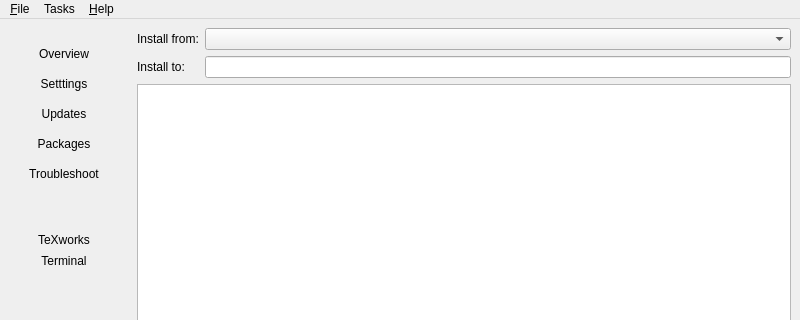
Old version of the form Programs/MiKTeX/Console/Qt/mainwindow.ui in the repository MiKTeX/miktex; both pictures show x 0 to 800 and y 0 to 320 of the 800 by 818 pixel window.
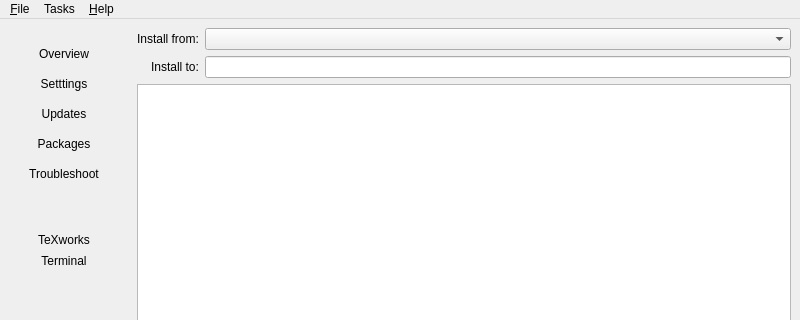
New version of the form. Icons and pictures are not drawn.

Commit message: MiKTeX Console

```diff
--- a/Programs/MiKTeX/Console/Qt/mainwindow.ui
+++ b/Programs/MiKTeX/Console/Qt/mainwindow.ui
@@ -1194,6 +1194,9 @@
            </property>
            <item>
             <layout class="QFormLayout" name="formLayout">
+             <property name="labelAlignment">
+              <set>Qt::AlignRight|Qt::AlignTrailing|Qt::AlignVCenter</set>
+             </property>
              <item row="0" column="0">
               <widget class="QLabel" name="labelInstallFrom">
                <property name="text">
```
